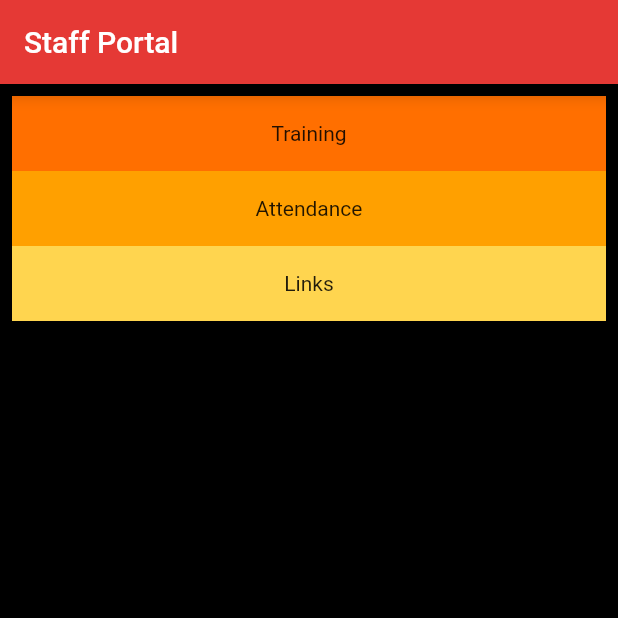
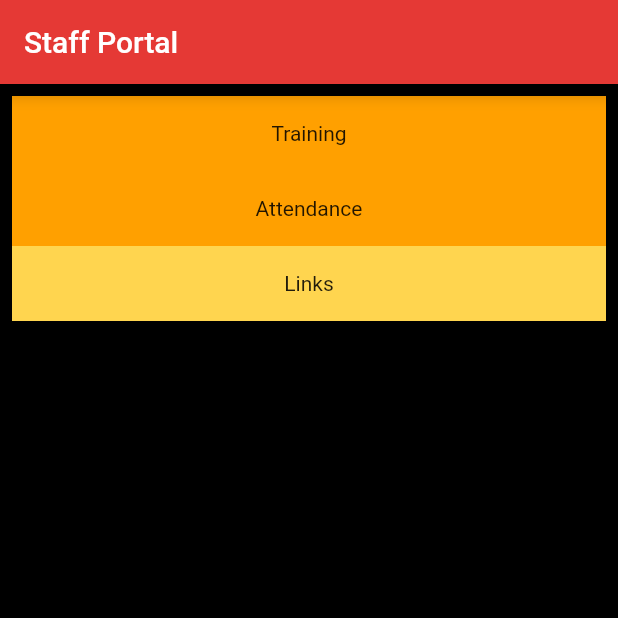
Before and after one commit to ICDtech/blog_app, a Flutter app: the screen it shows after launch, on a phone screen of 412 x 824 dp, the top half of it. Run offline on Flutter 3.47's test engine with Material 2 defaults, Android fonts, the phone set to English and light mode, and no system bars.

```diff
--- a/lib/main.dart
+++ b/lib/main.dart
@@ -19,7 +19,7 @@ class MyApp extends StatelessWidget {
           children: <Widget> [
             Container(
               height: 50,
-                color: Colors.amber[900],
+                color: Colors.amber[700],
               child: const Center(child: Text('Training'))
             ),
             Container(
```
